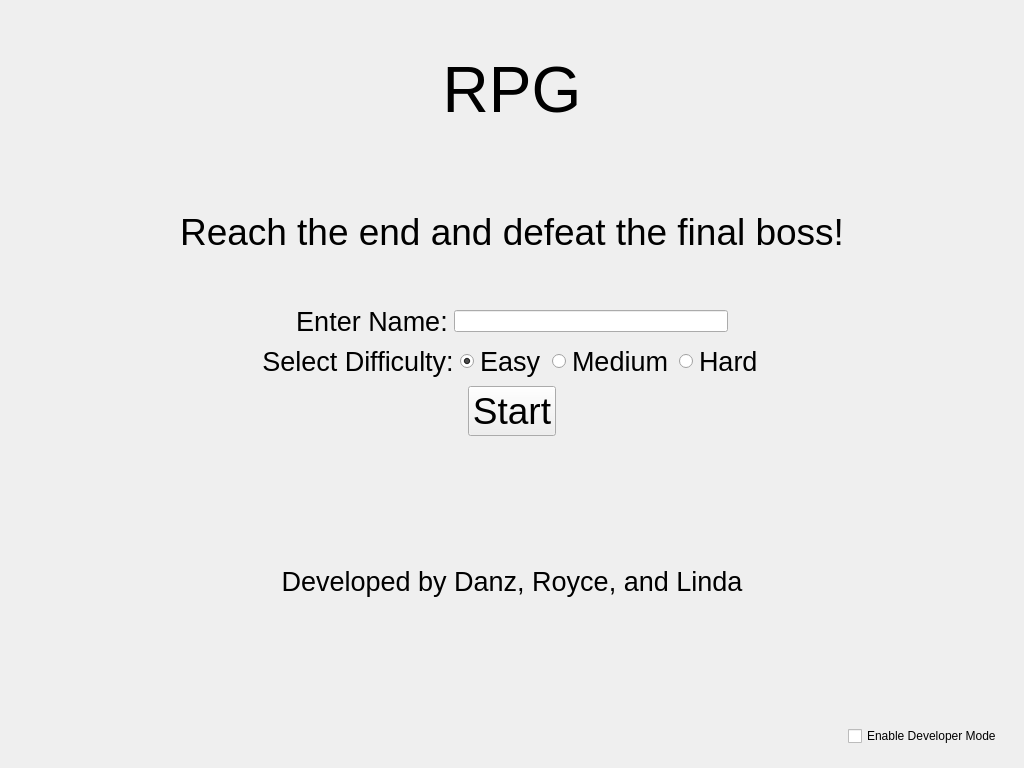
This is mainwindow.ui in danzmoses/cs100-project as Qt 5 draws it before an edit. The edited form follows.
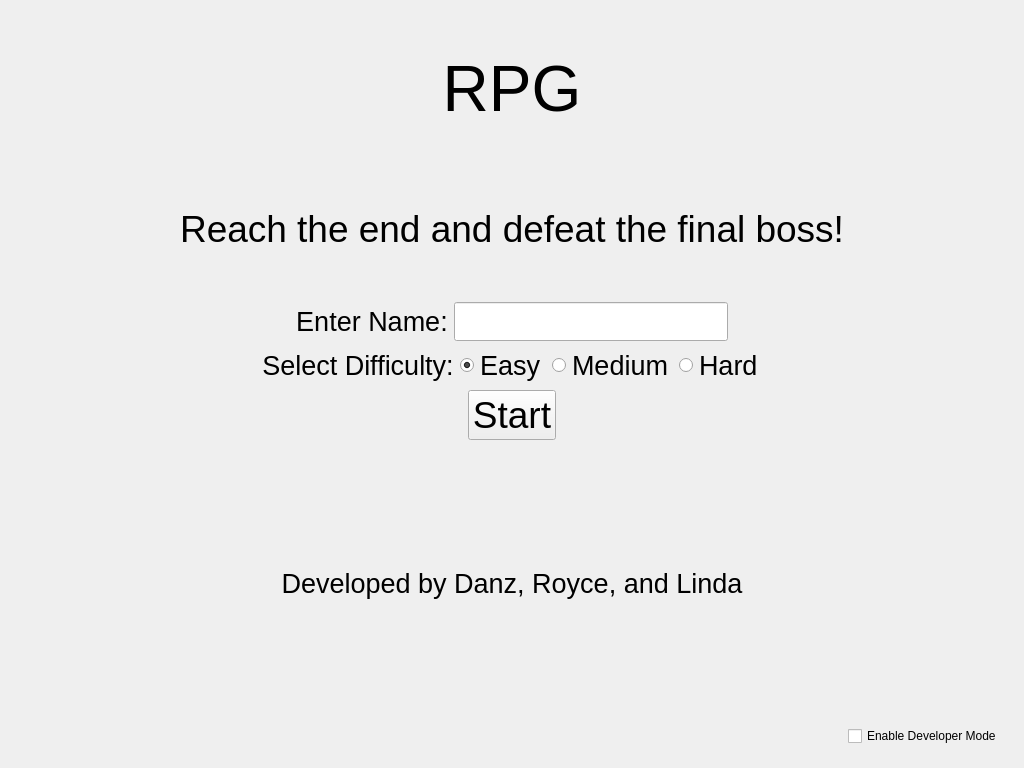
This is the edited form. The open tabs and pages were chosen to show the change.

```diff
--- a/mainwindow.ui
+++ b/mainwindow.ui
@@ -93,7 +93,13 @@
            </widget>
           </item>
           <item>
-           <widget class="QLineEdit" name="enter_name_lineedit"/>
+           <widget class="QLineEdit" name="enter_name_lineedit">
+            <property name="font">
+             <font>
+              <pointsize>20</pointsize>
+             </font>
+            </property>
+           </widget>
           </item>
           <item>
            <spacer name="horizontalSpacer_2">
```
Left out of the diff: 4 changed lines with no effect on the pictures.
